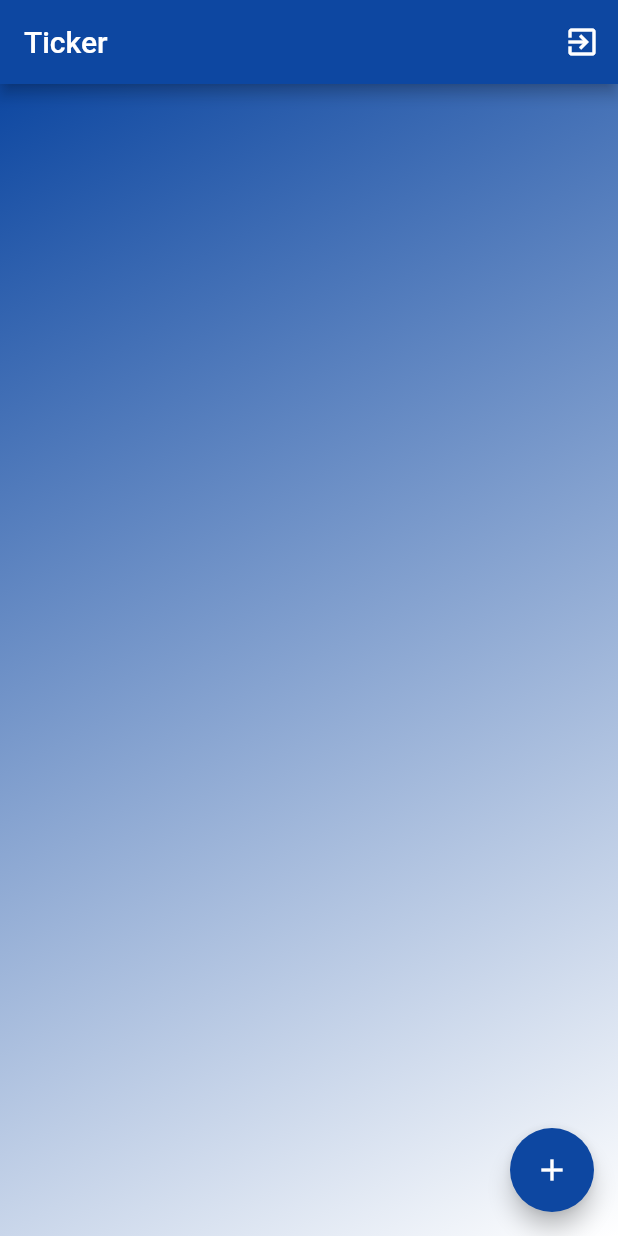
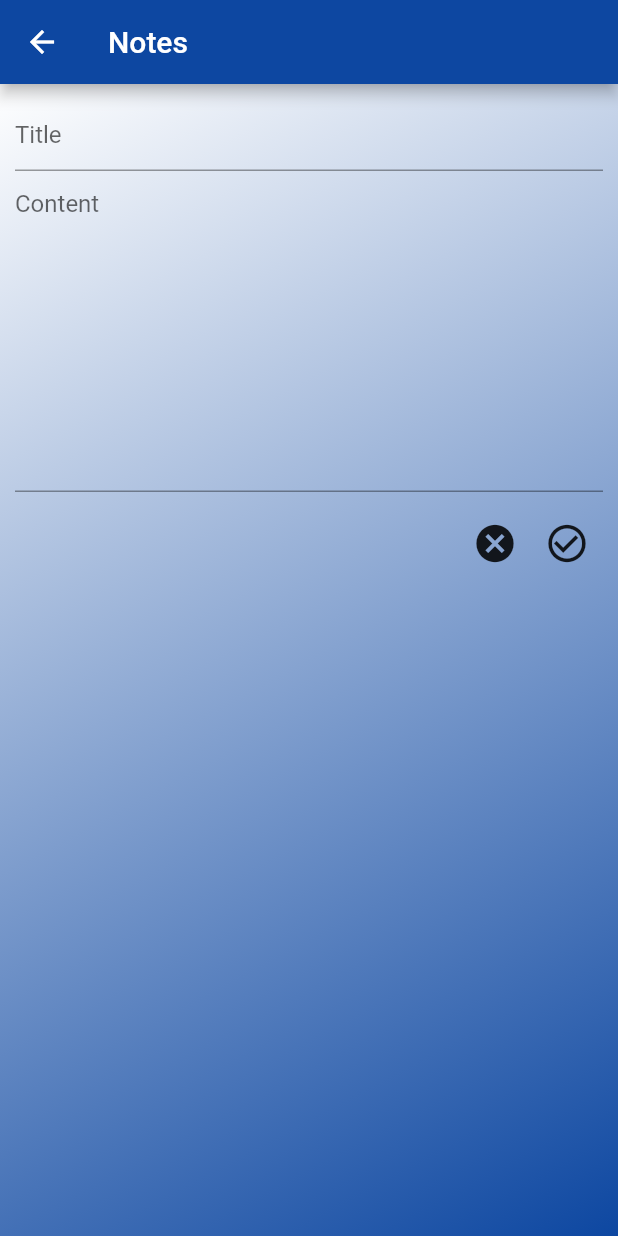
Before and after one commit to Kavinraja-G/TickerNotes_Flutter, a Flutter app: the screen it shows once a user with an empty profile is signed in, after a tap on the "add" icon, on a phone screen of 412 x 824 dp. Run offline on Flutter 3.47's test engine with Material 2 defaults, Android fonts, the phone set to English and light mode, and no system bars; our stand-ins replace cloud_firestore, firebase_auth, google_sign_in; accounts and stored records are empty; network calls fail.

Commit message:
pageRoute and firestoreservice

```diff
--- /dev/null
+++ b/lib/cloud/notes_model.dart
@@ -0,0 +1,15 @@
+class Notes {
+  final String notesId;
+  final String title;
+  final String content;
+
+  Notes({this.notesId, this.content, this.title});
+
+  Map<String, dynamic> toMap() {
+    return {
+      'notesId': notesId,
+      'title': title,
+      'content': content
+    };
+  }
+}
--- a/lib/main.dart
+++ b/lib/main.dart
@@ -1,5 +1,7 @@
 import 'package:flutter/material.dart';
+import 'package:provider/provider.dart';
 import 'package:tickernotes/pages/basepage.dart';
+import 'package:tickernotes/provider/notes_provider.dart';
 
 void main() {
   runApp(MyApp());
@@ -8,9 +10,12 @@ void main() {
 class MyApp extends StatelessWidget {
   @override
   Widget build(BuildContext context) {
-    return MaterialApp(
+    return ChangeNotifierProvider(
+      create: (context) => NotesProvider(),
+      child: MaterialApp(
         title: 'TickerNotes',
-        home : BasePage(),
+        home: BasePage(),
+      ),
     );
   }
 }
--- /dev/null
+++ b/lib/pages/createnotes.dart
@@ -0,0 +1,80 @@
+import 'package:flutter/material.dart';
+import 'package:provider/provider.dart';
+import 'package:tickernotes/provider/notes_provider.dart';
+
+class CreateNotes extends StatelessWidget {
+  @override
+  Widget build(BuildContext context) {
+    final providerForNotes = Provider.of<NotesProvider>(context);
+    return Scaffold(
+      appBar: AppBar(
+        backgroundColor: Colors.blue[900],
+        title: Text('Notes'),
+      ),
+      body: Container(
+        decoration: BoxDecoration(
+          gradient: LinearGradient(
+            colors: [Colors.white, Colors.blue[900]],
+            begin: Alignment.topLeft,
+            end: Alignment.bottomRight,
+          ),
+        ),
+        child: Padding(
+          padding: EdgeInsets.all(10),
+          child: ListView(
+            children: <Widget>[
+//Title Input Field
+
+              TextField(
+                decoration: InputDecoration(
+                  hintText: 'Title',
+                ),
+                onChanged: (value) => providerForNotes.changeTitle(value),
+              ),
+
+//Content INput Field
+
+              Container(
+                child: TextField(
+                  maxLines: 10,
+                  decoration: InputDecoration(
+                    hintText: 'Content',
+                  ),
+                  onChanged: (value) => providerForNotes.changeContent(value),
+                ),
+              ),
+
+//Spacing
+
+              SizedBox(
+                height: 10,
+              ),
+
+//Icons for Add and cancel
+
+              Row(
+                mainAxisAlignment: MainAxisAlignment.end,
+                children: <Widget>[
+                  IconButton(
+                    icon: Icon(Icons.cancel),
+                    iconSize: 30,
+                    onPressed: () => Navigator.of(context).pop(),
+                  ),
+                  IconButton(
+                      icon: Icon(Icons.check_circle_outline),
+                      iconSize: 30,
+                      onPressed: ()
+                      {
+                        providerForNotes.saveNotes();
+                        Navigator.of(context).pop();
+                      }
+                  ),
+                ],
+              ),
+            ],
+          ),
+        ),
+      ),
+    );
+  }
+}
--- a/lib/pages/homepage.dart
+++ b/lib/pages/homepage.dart
@@ -1,5 +1,8 @@
 import 'package:flutter/cupertino.dart';
 import 'package:flutter/material.dart';
+import 'package:provider/provider.dart';
+import 'package:tickernotes/cloud/notes_model.dart';
+import 'package:tickernotes/pages/createnotes.dart';
 import 'package:tickernotes/services/auth.dart';
 
 class HomePage extends StatefulWidget {
@@ -65,18 +68,20 @@ class _HomePageState extends State<HomePage> {
       body: Container(
         decoration: BoxDecoration(
           gradient: LinearGradient(
-            colors: [Colors.blue[900],Colors.white],
+            colors: [Colors.blue[900], Colors.white],
             begin: Alignment.topLeft,
             end: Alignment.bottomRight,
           ),
         ),
+
       ),
 
-
-
-//Add notes button
+      //Add notes button
       floatingActionButton: FloatingActionButton(
-        onPressed: () {},
+        onPressed: () => Navigator.of(context).push(
+          MaterialPageRoute(builder: (context) => CreateNotes(),
+          )
+        ),
         backgroundColor: Colors.blue[900],
         child: Icon(Icons.add),
       ),
--- /dev/null
+++ b/lib/provider/notes_provider.dart
@@ -0,0 +1,36 @@
+import 'package:flutter/material.dart';
+import 'package:tickernotes/cloud/notes_model.dart';
+import 'package:tickernotes/services/firestore_db.dart';
+import 'package:uuid/uuid.dart';
+
+class NotesProvider with ChangeNotifier {
+  final firestoreService = FirestoreService();
+  String _noteId;
+  String _title;
+  String _content;
+  var uuID = Uuid();
+
+  //Implementing Getters and Setters
+  String get title {
+    return this._title;
+  }
+
+  String get content {
+    return this._content;
+  }
+
+  changeTitle(String val) {
+    this._title = val;
+    notifyListeners();
+  }
+
+  changeContent(String val) {
+    this._content = val;
+    notifyListeners();
+  }
+
+  saveNotes() {
+    var notes = Notes(notesId: uuID.v4(), title: title, content: content);
+    firestoreService.saveNotes(notes);
+  }
+}
--- /dev/null
+++ b/lib/services/firestore_db.dart
@@ -0,0 +1,10 @@
+import 'package:cloud_firestore/cloud_firestore.dart';
+import '../cloud/notes_model.dart';
+
+class FirestoreService {
+  Firestore _database = Firestore.instance;
+
+  Future<void> saveNotes(Notes notes){
+    return _database.collection('notes').document(notes.notesId).setData(notes.toMap());
+  }
+}
--- a/pubspec.yaml
+++ b/pubspec.yaml
@@ -28,6 +28,7 @@ dependencies:
   firebase_auth: ^0.14.0+5
   cloud_firestore: ^0.13.7
   google_sign_in: ^4.0.7
+  uuid: ^2.2.0
   # The following adds the Cupertino Icons font to your application.
   # Use with the CupertinoIcons class for iOS style icons.
   cupertino_icons: ^0.1.3
```
Also changed, not shown: pubspec.lock, 1 other file.
